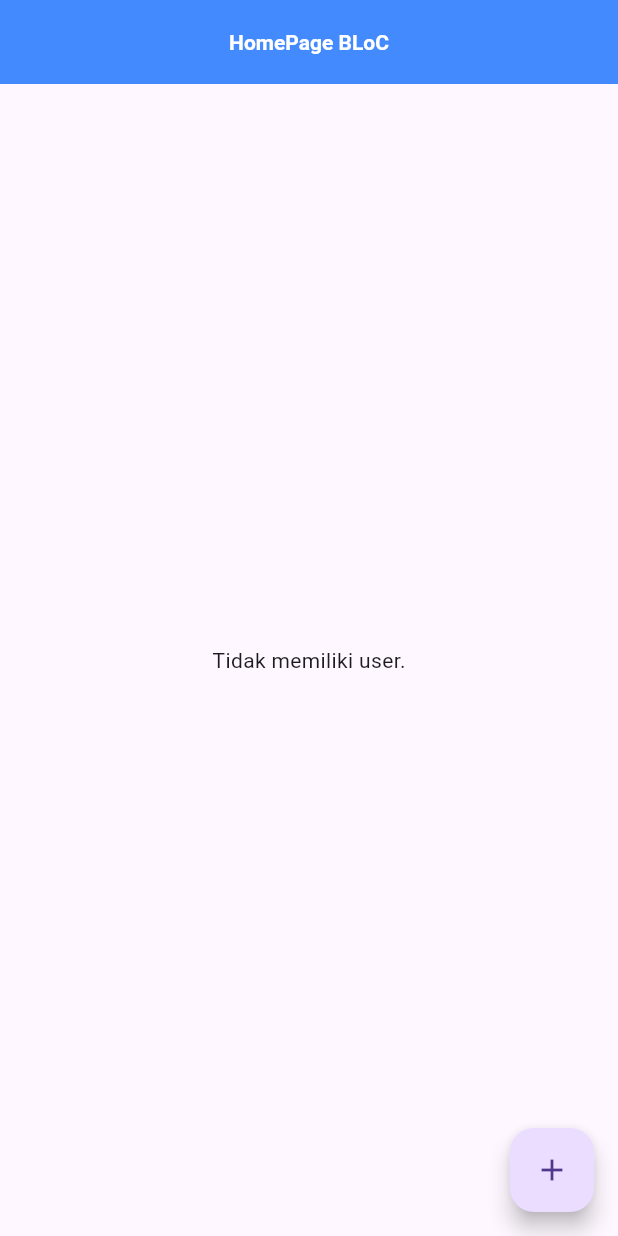
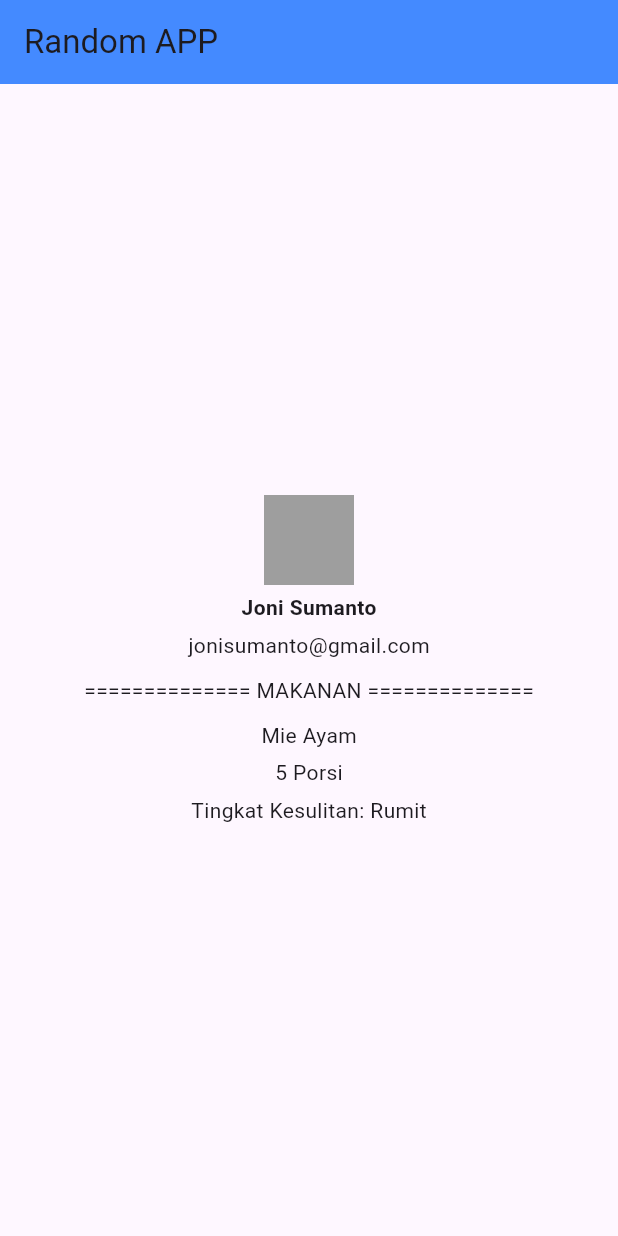
Before and after one commit to Sythaz/Flutter-BLoC, a Flutter app: the screen it shows after launch, on a phone screen of 412 x 824 dp. Run offline on Flutter 3.47's test engine with Material 3 defaults, Android fonts, the light colour scheme and no system bars; our stand-ins replace bloc, flutter_bloc.

Commit message:
tahap presentation layer

```diff
--- /dev/null
+++ b/lib/bloc/counter/counter_event.dart
@@ -0,0 +1,4 @@
+part of 'counter_bloc.dart';
+
+@immutable
+sealed class CounterEvent {}
--- /dev/null
+++ b/lib/bloc/counter/counter_state.dart
@@ -0,0 +1,6 @@
+part of 'counter_bloc.dart';
+
+@immutable
+sealed class CounterState {}
+
+final class CounterInitial extends CounterState {}
--- /dev/null
+++ b/lib/bloc/random/random_bloc.dart
@@ -0,0 +1,13 @@
+import 'package:bloc/bloc.dart';
+import 'package:meta/meta.dart';
+
+part 'random_event.dart';
+part 'random_state.dart';
+
+class RandomBloc extends Bloc<RandomEvent, RandomState> {
+  RandomBloc() : super(RandomInitial()) {
+    on<RandomEvent>((event, emit) {
+      // TODO: implement event handler
+    });
+  }
+}
--- /dev/null
+++ b/lib/bloc/random/random_event.dart
@@ -0,0 +1,4 @@
+part of 'random_bloc.dart';
+
+@immutable
+sealed class RandomEvent {}
--- /dev/null
+++ b/lib/bloc/random/random_state.dart
@@ -0,0 +1,6 @@
+part of 'random_bloc.dart';
+
+@immutable
+sealed class RandomState {}
+
+final class RandomInitial extends RandomState {}
--- a/lib/bloc/user_bloc.dart
+++ /dev/null
@@ -1,33 +0,0 @@
-import 'package:bloc/bloc.dart';
-import 'package:equatable/equatable.dart';
-import 'package:udemy_bloc/models/user.dart';
-
-part 'user_event.dart';
-part 'user_state.dart';
-
-class UserBloc extends Bloc<UserEvent, UserState> {
-  UserBloc() : super(UserInitial([])) {
-    on<AddUserEvent>((event, emit) {
-      emit(UserLoading(state.allUsers));
-      //Menambahkan newUser dari class AddUserEvent(user_event) yang diperoleh dari input add_user kedalam array/list allUsers
-      state.allUsers.add(event.newUser);
-      emit(UserComplete(state.allUsers));
-    });
-
-    on<EditUserEvent>((event, emit) {
-      emit(UserLoading(state.allUsers));
-      User selectedUser = state.allUsers
-          .where((element) => element.id == event.newUser.id)
-          .first; //Menggunakan first karena where adalah iterable(?)
-      selectedUser.name = event.newUser.name;
-      selectedUser.age = event.newUser.age;
-      emit(UserComplete(state.allUsers));
-    });
-
-    on<DeleteUserEvent>((event, emit) {
-      emit(UserLoading(state.allUsers));
-      state.allUsers.removeWhere((element) => element == event.newUser);
-      emit(UserComplete(state.allUsers));
-    });
-  }
-}
--- a/lib/bloc/user_event.dart
+++ /dev/null
@@ -1,25 +0,0 @@
-part of 'user_bloc.dart';
-
-//Equatable class
-abstract class UserEvent extends Equatable {
-  const UserEvent();
-
-  @override
-  List<Object> get props => [];
-}
-
-//Class penampung atau perantara dari input sebelum tahap pemasukan newUser ke array allUsers di on user_bloc
-class AddUserEvent extends UserEvent {
-  const AddUserEvent(this.newUser);
-  final User newUser;
-}
-
-class EditUserEvent extends UserEvent {
-  const EditUserEvent(this.newUser);
-  final User newUser;
-}
-
-class DeleteUserEvent extends UserEvent {
-  DeleteUserEvent(this.newUser);
-  final User newUser;
-}
--- a/lib/bloc/user_state.dart
+++ /dev/null
@@ -1,30 +0,0 @@
-part of 'user_bloc.dart';
-
-//Equatable class
-sealed class UserState {
-  UserState(this.allUsers);
-
-
-  List<User> allUsers;
-
-  @override
-  List<Object> get props => [allUsers];
-}
-
-//Class keadaan-keadaan yang bisa dipanggil sesuai kebutuhan, seperti jika menginginkan loading, complete, error pada suatu waktu. Bisa dipakai di emit user_bloc
-//allUsers adalah array / list para user yang diinput
-final class UserInitial extends UserState {
-  UserInitial(super.allUsers);
-}
-
-final class UserLoading extends UserState {
-  UserLoading(super.allUsers);
-}
-
-final class UserComplete extends UserState {
-  UserComplete(super.allUsers);
-}
-
-final class UserError extends UserState {
-  UserError(super.allUsers);
-}
--- /dev/null
+++ b/lib/home.dart
@@ -0,0 +1,44 @@
+import 'package:flutter/material.dart';
+
+class HomePage extends StatelessWidget {
+  const HomePage({super.key});
+
+  @override
+  Widget build(BuildContext context) {
+    return Scaffold(
+      appBar: AppBar(
+        title: Text("Random APP"),
+        backgroundColor: Colors.blueAccent,
+      ),
+      body: Center(
+        child: Column(
+          mainAxisAlignment: MainAxisAlignment.center,
+          children: [
+            SizedBox(
+              height: 60,
+              width: 60,
+              child: Container(
+                color: Colors.grey,
+              ),
+            ),
+            SizedBox(height: 5),
+            Text(
+              "Joni Sumanto",
+              style: TextStyle(fontWeight: FontWeight.bold),
+            ),
+            SizedBox(height: 5),
+            Text("jonisumanto@gmail.com"),
+            SizedBox(height: 10),
+            Text("============== MAKANAN =============="),
+            SizedBox(height: 10),
+            Text("Mie Ayam"),
+            SizedBox(height: 5),
+            Text("5 Porsi"),
+            SizedBox(height: 5),
+            Text("Tingkat Kesulitan: Rumit"),
+          ],
+        ),
+      ),
+    );
+  }
+}
--- a/lib/home/home.dart
+++ /dev/null
@@ -1,75 +0,0 @@
-import 'package:flutter/material.dart';
-import 'package:flutter_bloc/flutter_bloc.dart';
-import 'package:udemy_bloc/bloc/user_bloc.dart';
-import 'package:udemy_bloc/models/user.dart';
-import 'package:udemy_bloc/pages/add/add_user.dart';
-import 'package:udemy_bloc/pages/edit/edit_user.dart';
-
-class HomePage extends StatelessWidget {
-  const HomePage({super.key});
-
-  @override
-  Widget build(BuildContext context) {
-    UserBloc userB = context.read<UserBloc>();
-    return SafeArea(
-      child: Scaffold(
-        floatingActionButton: FloatingActionButton(
-          child: Icon(Icons.add),
-          onPressed: () {
-            Navigator.push(
-              context,
-              MaterialPageRoute(
-                builder: (context) => AddUserPage(),
-              ),
-            );
-          },
-        ),
-        appBar: AppBar(
-          title: Text("HomePage BLoC"),
-          backgroundColor: Colors.blueAccent,
-          centerTitle: true,
-          titleTextStyle: TextStyle(fontWeight: FontWeight.bold),
-        ),
-        body: BlocBuilder<UserBloc, UserState>(
-          bloc: userB,
-          builder: (context, state) {
-            if (state.allUsers.isEmpty) {
-              return Center(
-                child: Text("Tidak memiliki user."),
-              );
-            }
-            return ListView.builder(
-              itemCount: state.allUsers.length,
-              itemBuilder: (BuildContext context, int index) {
-                User user = state.allUsers[index];
-                return ListTile(
-                  onTap: () {
-                    Navigator.push(
-                      context,
-                      MaterialPageRoute(
-                        builder: (context) => EditUserPage(user),
-                      ),
-                    );
-                  },
-                  leading: CircleAvatar(
-                    child: Text("${index + 1}"),
-                  ),
-                  title: Text("Nama User: ${user.name}"),
-                  subtitle: Text("Umur User: ${user.age}"),
-                  trailing: IconButton(
-                    onPressed: () {
-                      //Add disini bekerja pengirim, UserBloc mengirimkan event yang berisi array allUsers sekarang dengan index
-                      //
-                      userB.add(DeleteUserEvent(user));
-                    },
-                    icon: Icon(Icons.delete),
-                  ),
-                );
-              },
-            );
-          },
-        ),
-      ),
-    );
-  }
-}
--- a/lib/main.dart
+++ b/lib/main.dart
@@ -1,13 +1,24 @@
 import 'package:flutter/material.dart';
 import 'package:flutter_bloc/flutter_bloc.dart';
-import 'package:udemy_bloc/bloc/user_bloc.dart';
+import 'package:udemy_bloc/bloc/counter/counter_bloc.dart';
+import 'package:udemy_bloc/bloc/random/random_bloc.dart';
 import 'package:udemy_bloc/general_obersever.dart';
-import 'package:udemy_bloc/home/home.dart';
+import 'package:udemy_bloc/home.dart';
 
 void main(List<String> args) {
   Bloc.observer = MyObserver();
   runApp(
-    MyApp(),
+    MultiBlocProvider(
+      providers: [
+        BlocProvider(
+          create: (context) => CounterBloc(),
+        ),
+        BlocProvider(
+          create: (context) => RandomBloc(),
+        )
+      ],
+      child: MyApp(),
+    ),
   );
 }
 
@@ -16,16 +27,9 @@ class MyApp extends StatelessWidget {
 
   @override
   Widget build(BuildContext context) {
-    return MultiBlocProvider(
-      providers: [
-        BlocProvider(
-          create: (context) => UserBloc(),
-        )
-      ],
-      child: MaterialApp(
-        debugShowCheckedModeBanner: false,
-        home: HomePage(),
-      ),
+    return MaterialApp(
+      debugShowCheckedModeBanner: false,
+      home: HomePage(),
     );
   }
 }
--- a/lib/models/user.dart
+++ /dev/null
@@ -1,7 +0,0 @@
-class User {
-  int id;
-  String name;
-  int age;
-
-  User(this.id, this.name, this.age);
-}
```
Also changed, not shown: lib/bloc/counter/counter_bloc.dart (added, +13 -0 lines), lib/pages/add/add_user.dart (deleted, +0 -73 lines), lib/pages/edit/edit_user.dart (deleted, +0 -74 lines).
